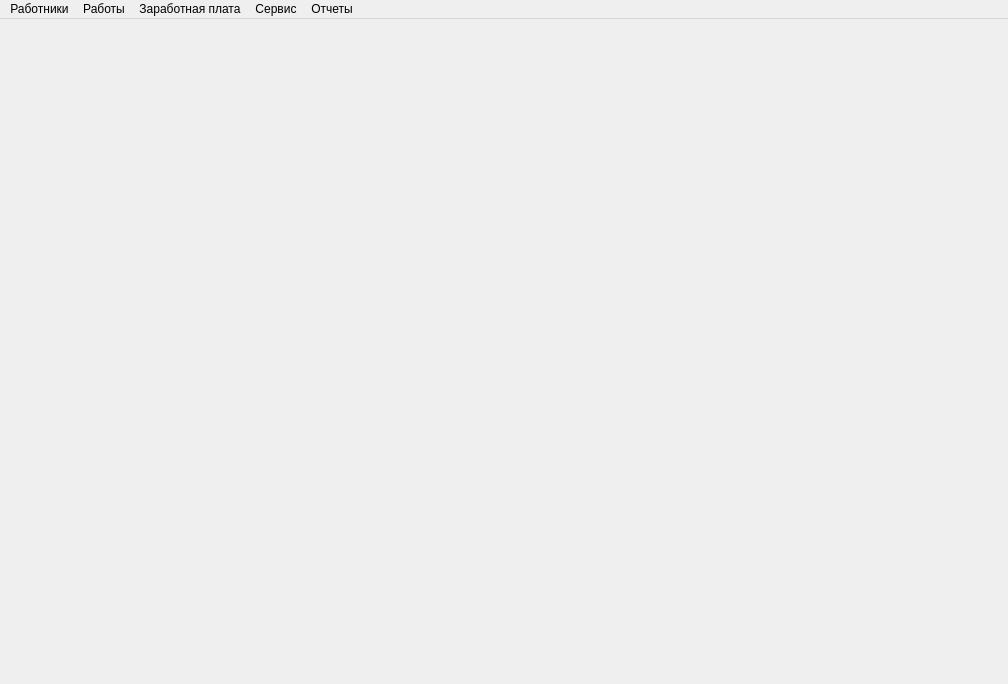
Above: mainwindow.ui from Sergeyego/wire_zp before the change. Below: the same form after it.
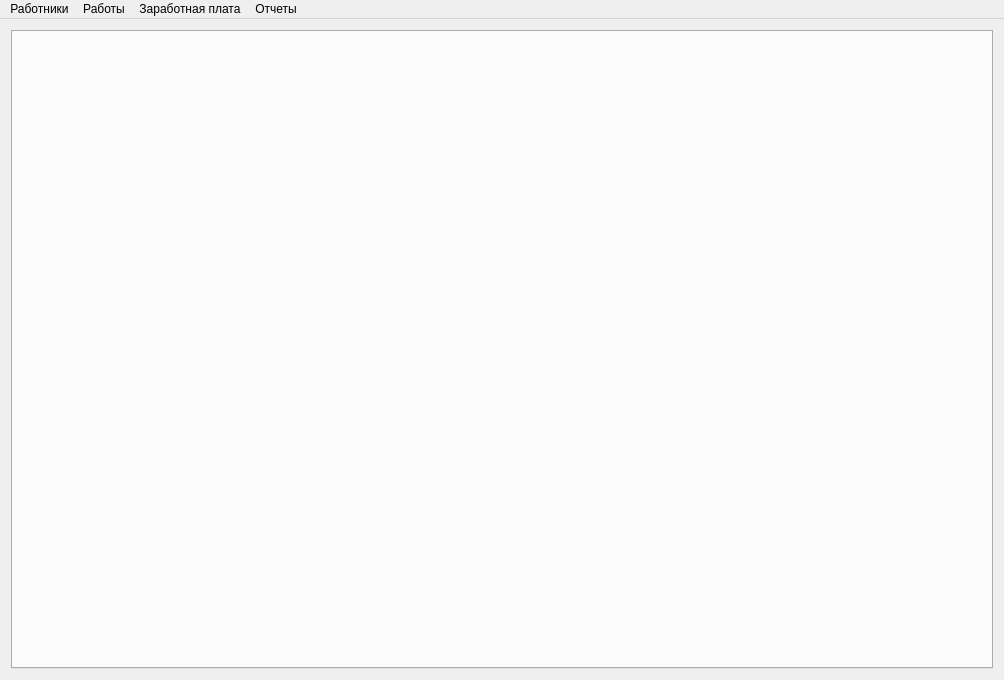
That is the form after the change.

Diff of the .ui file:
```diff
--- a/mainwindow.ui
+++ b/mainwindow.ui
@@ -6,23 +6,34 @@
    <rect>
     <x>0</x>
     <y>0</y>
-    <width>1008</width>
-    <height>684</height>
+    <width>1004</width>
+    <height>680</height>
    </rect>
   </property>
   <property name="windowTitle">
    <string>Цех производства проволоки: выполнение работ</string>
   </property>
   <widget class="QWidget" name="centralWidget">
-   <layout class="QVBoxLayout" name="verticalLayout"/>
+   <layout class="QVBoxLayout" name="verticalLayout">
+    <item>
+     <widget class="QTabWidget" name="tabWidget">
+      <property name="tabsClosable">
+       <bool>true</bool>
+      </property>
+      <property name="movable">
+       <bool>true</bool>
+      </property>
+     </widget>
+    </item>
+   </layout>
   </widget>
   <widget class="QMenuBar" name="menuBar">
    <property name="geometry">
     <rect>
      <x>0</x>
      <y>0</y>
-     <width>1008</width>
-     <height>24</height>
+     <width>1004</width>
+     <height>25</height>
     </rect>
    </property>
    <widget class="QMenu" name="menu">
@@ -46,13 +57,6 @@
     <addaction name="actionCalcZp"/>
     <addaction name="actionPrem"/>
    </widget>
-   <widget class="QMenu" name="menu_4">
-    <property name="title">
-     <string>Сервис</string>
-    </property>
-    <addaction name="actionUpd"/>
-    <addaction name="actionFltRab"/>
-   </widget>
    <widget class="QMenu" name="menu_5">
     <property name="title">
      <string>Отчеты</string>
@@ -62,7 +66,6 @@
    <addaction name="menu"/>
    <addaction name="menu_2"/>
    <addaction name="menu_3"/>
-   <addaction name="menu_4"/>
    <addaction name="menu_5"/>
   </widget>
   <action name="actionJobType">
```
Left out of the diff: 41 changed lines with no effect on the pictures.
